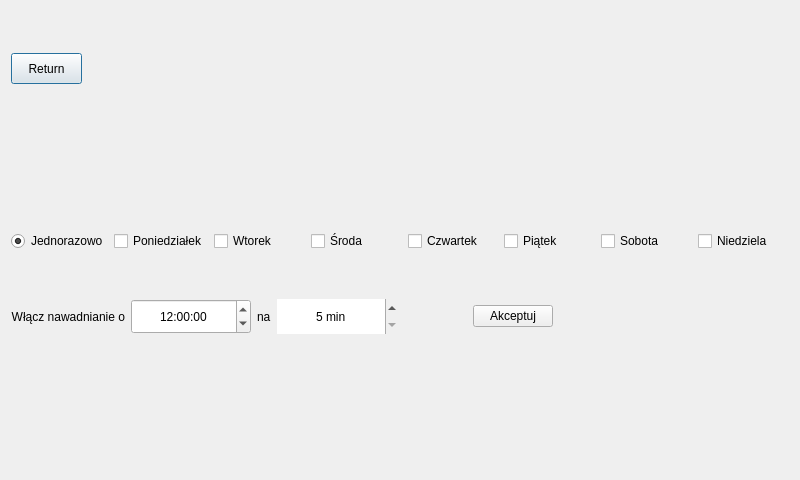
Before: the Qt Designer form watering.ui in mateusur/Home_automation, drawn with Qt 5.
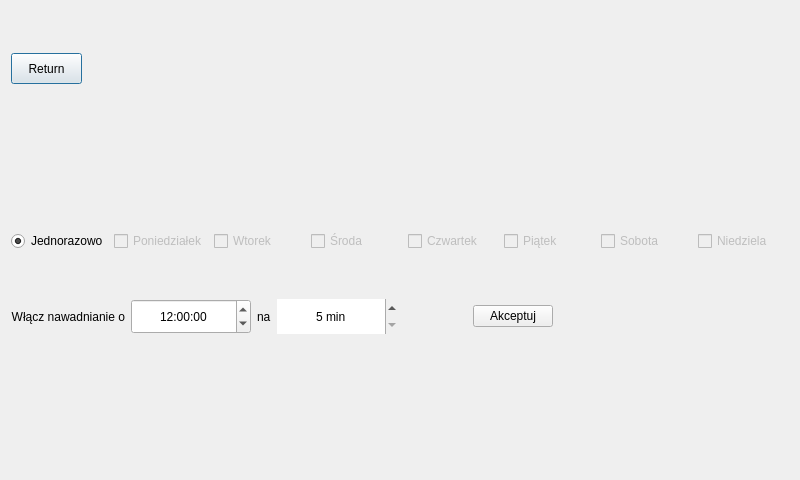
After: the same form once the commit is applied.

```diff
--- a/watering.ui
+++ b/watering.ui
@@ -85,6 +85,9 @@
      </item>
      <item>
       <widget class="QCheckBox" name="checkBox_monday">
+       <property name="enabled">
+        <bool>false</bool>
+       </property>
        <property name="text">
         <string>Poniedziałek</string>
        </property>
@@ -92,6 +95,9 @@
      </item>
      <item>
       <widget class="QCheckBox" name="checkBox_tuesday">
+       <property name="enabled">
+        <bool>false</bool>
+       </property>
        <property name="text">
         <string>Wtorek</string>
        </property>
@@ -99,6 +105,9 @@
      </item>
      <item>
       <widget class="QCheckBox" name="checkBox_wednesday">
+       <property name="enabled">
+        <bool>false</bool>
+       </property>
        <property name="text">
         <string>Środa</string>
        </property>
@@ -106,6 +115,9 @@
      </item>
      <item>
       <widget class="QCheckBox" name="checkBox_thursday">
+       <property name="enabled">
+        <bool>false</bool>
+       </property>
        <property name="text">
         <string>Czwartek</string>
        </property>
@@ -113,6 +125,9 @@
      </item>
      <item>
       <widget class="QCheckBox" name="checkBox_friday">
+       <property name="enabled">
+        <bool>false</bool>
+       </property>
        <property name="text">
         <string>Piątek</string>
        </property>
@@ -120,6 +135,9 @@
      </item>
      <item>
       <widget class="QCheckBox" name="checkBox_saturday">
+       <property name="enabled">
+        <bool>false</bool>
+       </property>
        <property name="text">
         <string>Sobota</string>
        </property>
@@ -127,6 +145,9 @@
      </item>
      <item>
       <widget class="QCheckBox" name="checkBox_sunday">
+       <property name="enabled">
+        <bool>false</bool>
+       </property>
        <property name="text">
         <string>Niedziela</string>
        </property>
```
Left out of the diff: 2 changed lines with no effect on the pictures.
